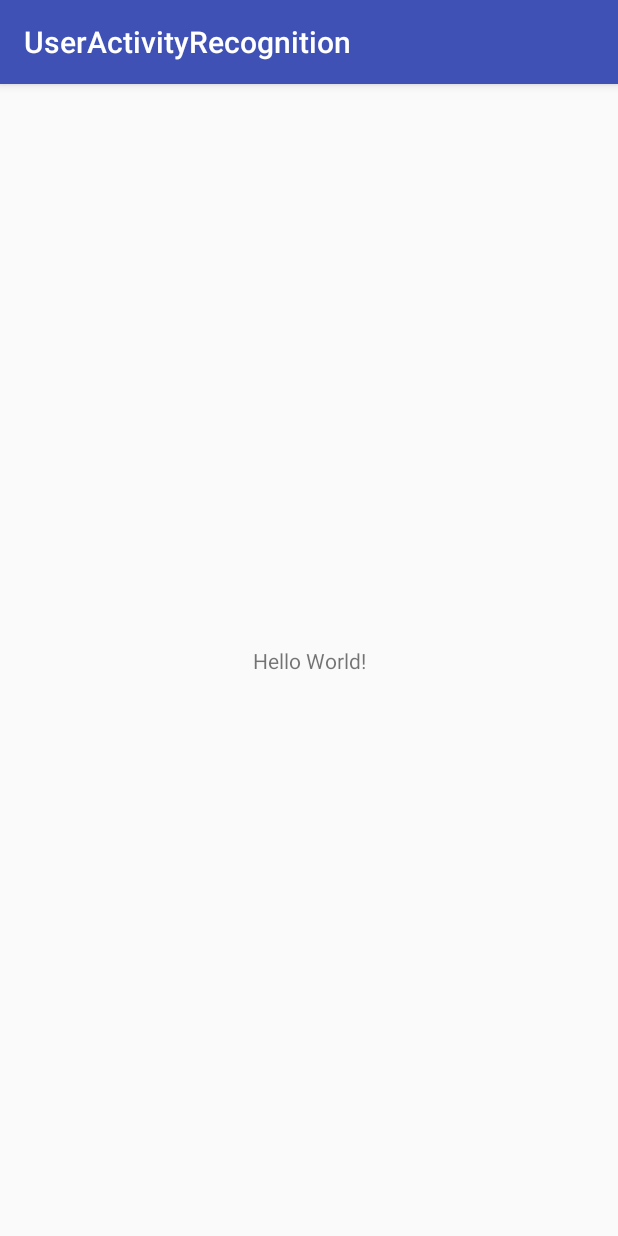
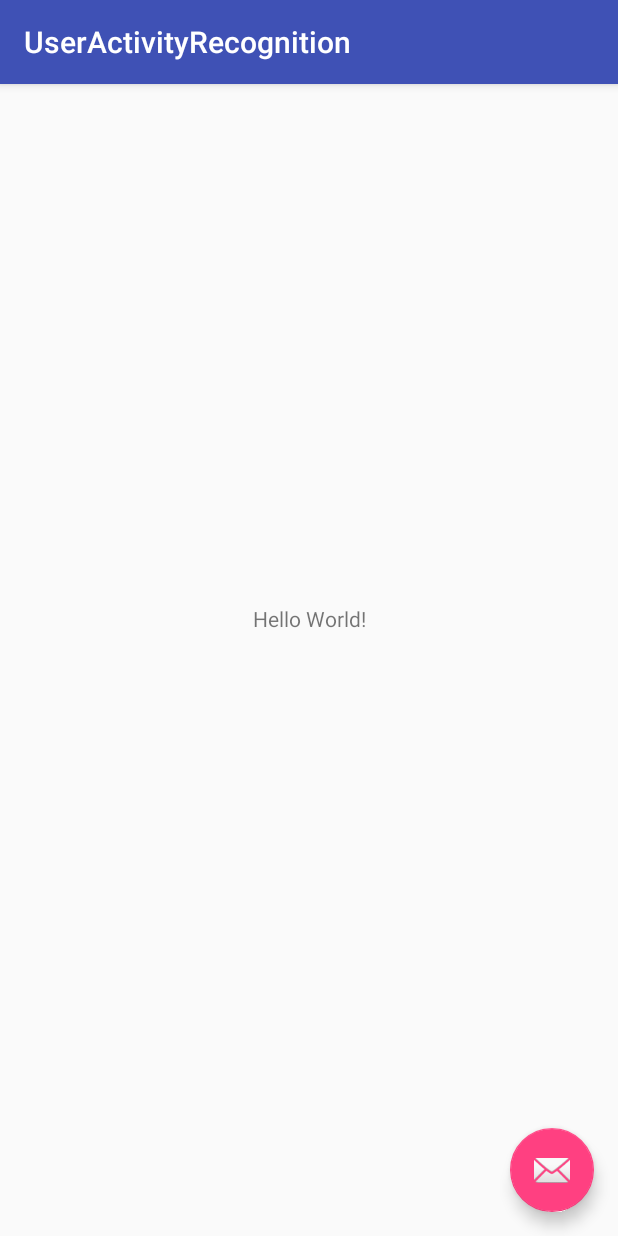
Before and after one commit to lina94/UserActivityRecognition, an Android app: the screen it shows after launch (MainActivity), on a phone screen of 412 x 824 dp. Run offline under Robolectric (Android 15) with nearby library versions, the phone set to English and light mode, and no system bars.

Commit message:
Added a ContentProvider for the activities.

```diff
--- a/app/src/main/AndroidManifest.xml
+++ b/app/src/main/AndroidManifest.xml
@@ -20,6 +20,12 @@
         </activity>
     </application>
 
+    <provider
+        android:name=".data.ActivityProvider"
+        android:authorities="edu.aubg.useractivityrecognition.activityprovider"
+        android:enabled="true"
+        android:exported="false" />
+
     <service android:name=".ActivityRecognizedService" />
 
 </manifest>
--- a/app/src/main/java/edu/aubg/useractivityrecognition/MainActivity.java
+++ b/app/src/main/java/edu/aubg/useractivityrecognition/MainActivity.java
@@ -1,27 +1,54 @@
 package edu.aubg.useractivityrecognition;
 
 import android.app.PendingIntent;
+import android.content.Intent;
+import android.database.Cursor;
+import android.net.Uri;
+import android.os.Bundle;
 import android.support.annotation.NonNull;
 import android.support.annotation.Nullable;
+import android.support.design.widget.Snackbar;
 import android.support.v7.app.AppCompatActivity;
-import android.os.Bundle;
+import android.support.v7.widget.Toolbar;
+import android.util.Log;
 
 import com.google.android.gms.common.ConnectionResult;
 import com.google.android.gms.common.api.GoogleApiClient;
+import com.google.android.gms.location.ActivityRecognition;
 
-public class MainActivity extends AppCompatActivity implements GoogleApiClient.ConnectionCallbacks, GoogleApiClient.OnConnectionFailedListener {
+import edu.aubg.useractivityrecognition.data.ActivityContract;
+
+public class MainActivity extends AppCompatActivity implements GoogleApiClient.ConnectionCallbacks, GoogleApiClient.OnConnectionFailedListener, android.app.LoaderManager.LoaderCallbacks<Cursor> {
+
+    private static final int ACTIVITY_LOADER = 100;
+    private GoogleApiClient mApiClient;
 
     @Override
     protected void onCreate(Bundle savedInstanceState) {
         super.onCreate(savedInstanceState);
         setContentView(R.layout.activity_main);
+        Toolbar toolbar = (Toolbar) findViewById(R.id.toolbar);
+        setSupportActionBar(toolbar);
 
+        mApiClient = new GoogleApiClient.Builder(this)
+                .addApi(ActivityRecognition.API)
+                .addConnectionCallbacks(this)
+                .addOnConnectionFailedListener(this)
+                .build();
+
+        mApiClient.connect();
 
     }
 
     @Override
     public void onConnected(@Nullable Bundle bundle) {
+        Intent intent = new Intent(this, ActivityRecognizedService.class);
+        PendingIntent pendingIntent = PendingIntent.getService(this, 0, intent, PendingIntent.FLAG_UPDATE_CURRENT);
+        ActivityRecognition.ActivityRecognitionApi.requestActivityUpdates(mApiClient, 3000, pendingIntent);
 
+        Log.d("Connected:", "yes");
+
+        getLoaderManager().initLoader(ACTIVITY_LOADER, null, this);
     }
 
     @Override
@@ -34,4 +61,50 @@ public class MainActivity extends AppCompatActivity implements GoogleApiClient.C
 
     }
 
+    @Override
+    public android.content.Loader<Cursor> onCreateLoader(int id, Bundle args) {
+        Uri mUri = ActivityContract.ActivityEntry.CONTENT_URI;
+        if (null != mUri) {
+            // Now create and return a CursorLoader that will take care of
+            // creating a Cursor for the data being displayed.
+            return new android.content.CursorLoader(
+                    this,
+                    mUri,
+                    ActivityContract.ActivityEntry.ACTIVITY_COLUMNS,
+                    null,
+                    null,
+                    null
+            );
+        }
+        return null;
+    }
+
+    @Override
+    public void onLoadFinished(android.content.Loader<Cursor> loader, Cursor data) {
+//        if(data.getCount() > 1){
+//            data.moveToPosition(0);
+//            long currentActivityStartTime = data.getLong(ActivityContract.ActivityEntry.INDEX_ACTIVITY_DATE);
+//            data.moveToPosition(1);
+//            long lastActivityStartTime = data.getLong(ActivityContract.ActivityEntry.INDEX_ACTIVITY_DATE);
+//
+//            long deltaTime = currentActivityStartTime - lastActivityStartTime;
+//
+//            long minutes = TimeUnit.MILLISECONDS.toMinutes(deltaTime);
+//            long seconds = TimeUnit.MILLISECONDS.toSeconds(deltaTime) - TimeUnit.MINUTES.toSeconds(minutes);
+//
+//            Snackbar.make(findViewById(R.id.root_coordinatorlayout),
+//                    String.format("You have ran for %d minutes and %d seconds", minutes, seconds), 5);
+//        }
+        Log.d("Loader finished:", "yes");
+
+        if (null != data && data.moveToNext()) {
+            Snackbar.make(findViewById(R.id.root_coordinatorlayout),
+                    String.format("Added" + data.getLong(ActivityContract.ActivityEntry.INDEX_ACTIVITY_TYPE)), 5);
+        }
+    }
+
+    @Override
+    public void onLoaderReset(android.content.Loader<Cursor> loader) {
+
+    }
 }
--- a/app/src/main/res/layout/activity_main.xml
+++ b/app/src/main/res/layout/activity_main.xml
@@ -1,18 +1,34 @@
 <?xml version="1.0" encoding="utf-8"?>
-<android.support.constraint.ConstraintLayout xmlns:android="http://schemas.android.com/apk/res/android"
+<android.support.design.widget.CoordinatorLayout xmlns:android="http://schemas.android.com/apk/res/android"
     xmlns:app="http://schemas.android.com/apk/res-auto"
     xmlns:tools="http://schemas.android.com/tools"
     android:layout_width="match_parent"
     android:layout_height="match_parent"
+    android:id="@+id/root_coordinatorlayout"
     tools:context="edu.aubg.useractivityrecognition.MainActivity">
 
-    <TextView
+    <android.support.design.widget.AppBarLayout
+        android:layout_width="match_parent"
+        android:layout_height="wrap_content"
+        android:theme="@style/AppTheme.AppBarOverlay">
+
+        <android.support.v7.widget.Toolbar
+            android:id="@+id/toolbar"
+            android:layout_width="match_parent"
+            android:layout_height="?attr/actionBarSize"
+            android:background="?attr/colorPrimary"
+            app:popupTheme="@style/AppTheme.PopupOverlay" />
+
+    </android.support.design.widget.AppBarLayout>
+
+    <include layout="@layout/content_main" />
+
+    <android.support.design.widget.FloatingActionButton
+        android:id="@+id/fab"
         android:layout_width="wrap_content"
         android:layout_height="wrap_content"
-        android:text="Hello World!"
-        app:layout_constraintBottom_toBottomOf="parent"
-        app:layout_constraintLeft_toLeftOf="parent"
-        app:layout_constraintRight_toRightOf="parent"
-        app:layout_constraintTop_toTopOf="parent" />
+        android:layout_gravity="bottom|end"
+        android:layout_margin="16dp"
+        app:srcCompat="@android:drawable/ic_dialog_email" />
 
-</android.support.constraint.ConstraintLayout>
+</android.support.design.widget.CoordinatorLayout>
--- /dev/null
+++ b/app/src/main/res/layout/content_main.xml
@@ -0,0 +1,19 @@
+<?xml version="1.0" encoding="utf-8"?>
+
+<android.support.constraint.ConstraintLayout xmlns:android="http://schemas.android.com/apk/res/android"
+    xmlns:app="http://schemas.android.com/apk/res-auto"
+    xmlns:tools="http://schemas.android.com/tools"
+    android:layout_width="match_parent"
+    android:layout_height="match_parent"
+    tools:context="edu.aubg.useractivityrecognition.MainActivity">
+
+    <TextView
+        android:layout_width="wrap_content"
+        android:layout_height="wrap_content"
+        android:text="Hello World!"
+        app:layout_constraintBottom_toBottomOf="parent"
+        app:layout_constraintLeft_toLeftOf="parent"
+        app:layout_constraintRight_toRightOf="parent"
+        app:layout_constraintTop_toTopOf="parent" />
+
+</android.support.constraint.ConstraintLayout>
--- /dev/null
+++ b/app/src/main/res/values/dimens.xml
@@ -0,0 +1,3 @@
+<resources>
+    <dimen name="fab_margin">16dp</dimen>
+</resources>
--- a/app/src/main/res/values/strings.xml
+++ b/app/src/main/res/values/strings.xml
@@ -1,3 +1,4 @@
 <resources>
     <string name="app_name">UserActivityRecognition</string>
+    <string name="title_activity_main2">Main2Activity</string>
 </resources>
--- a/app/src/main/res/values/styles.xml
+++ b/app/src/main/res/values/styles.xml
@@ -1,11 +1,20 @@
 <resources>
 
     <!-- Base application theme. -->
-    <style name="AppTheme" parent="Theme.AppCompat.Light.DarkActionBar">
+    <style name="AppTheme" parent="Theme.AppCompat.Light.NoActionBar">
         <!-- Customize your theme here. -->
         <item name="colorPrimary">@color/colorPrimary</item>
         <item name="colorPrimaryDark">@color/colorPrimaryDark</item>
         <item name="colorAccent">@color/colorAccent</item>
     </style>
 
+    <style name="AppTheme.NoActionBar">
+        <item name="windowActionBar">false</item>
+        <item name="windowNoTitle">true</item>
+    </style>
+
+    <style name="AppTheme.AppBarOverlay" parent="ThemeOverlay.AppCompat.Dark.ActionBar" />
+
+    <style name="AppTheme.PopupOverlay" parent="ThemeOverlay.AppCompat.Light" />
+
 </resources>
```
Also changed, not shown: app/build.gradle (+7 -1 lines), app/src/main/java/edu/aubg/useractivityrecognition/ActivityRecognizedService.java (+28 -0 lines), app/src/main/java/edu/aubg/useractivityrecognition/data/ActivityContract.java (added, +58 -0 lines), app/src/main/java/edu/aubg/useractivityrecognition/data/ActivityDbHelper.java (added, +39 -0 lines), app/src/main/java/edu/aubg/useractivityrecognition/data/ActivityProvider.java (added, +189 -0 lines).
